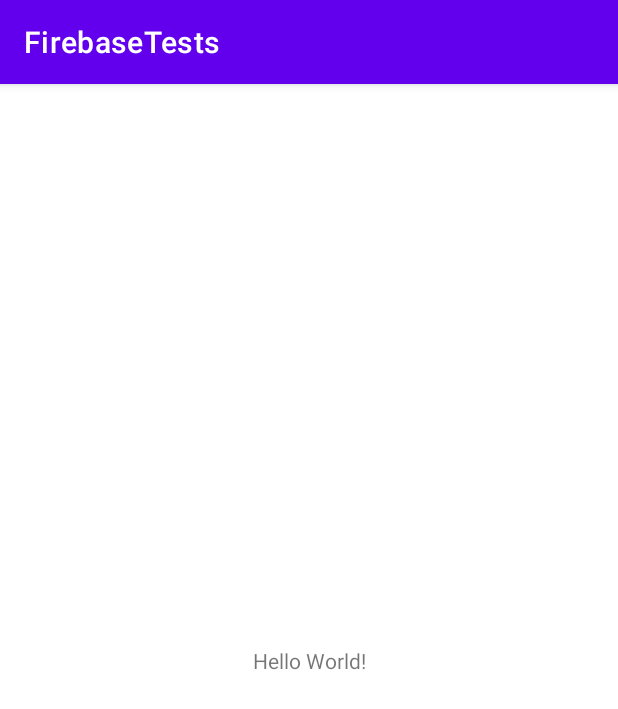
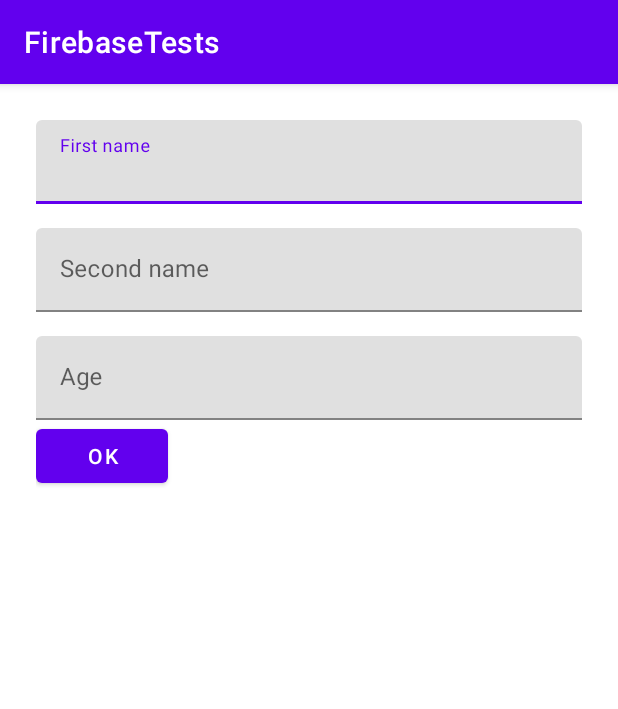
Before and after one commit to ivanDsky/FirebaseTests, an Android app: the screen it shows after launch (MainActivity), on a phone screen of 412 x 824 dp. Shown: the top 709 px of the screen. Run offline under Robolectric (Android 15) with nearby library versions, the phone set to English and light mode, and no system bars.

Commit message:
Added LoginFragment.kt and Firestore dependencies

```diff
--- /dev/null
+++ b/app/src/main/java/ua/zloyhr/firebasetests/LoginFragment.kt
@@ -0,0 +1,7 @@
+package ua.zloyhr.firebasetests
+
+import android.view.Menu
+import androidx.fragment.app.Fragment
+class LoginFragment : Fragment(R.layout.fragment_login) {
+
+}
--- a/app/src/main/res/layout/activity_main.xml
+++ b/app/src/main/res/layout/activity_main.xml
@@ -6,13 +6,15 @@
     android:layout_height="match_parent"
     tools:context=".MainActivity">
 
-    <TextView
-        android:layout_width="wrap_content"
-        android:layout_height="wrap_content"
-        android:text="Hello World!"
-        app:layout_constraintBottom_toBottomOf="parent"
-        app:layout_constraintLeft_toLeftOf="parent"
-        app:layout_constraintRight_toRightOf="parent"
-        app:layout_constraintTop_toTopOf="parent" />
+    <androidx.fragment.app.FragmentContainerView
+    android:id="@+id/fragment_container_view"
+    android:layout_width="0dp"
+    android:layout_height="0dp"
+    android:name="ua.zloyhr.firebasetests.LoginFragment"
+    app:layout_constraintLeft_toLeftOf="parent"
+    app:layout_constraintRight_toRightOf="parent"
+    app:layout_constraintTop_toTopOf="parent"
+    app:layout_constraintBottom_toBottomOf="parent"/>
+
 
 </androidx.constraintlayout.widget.ConstraintLayout>
--- /dev/null
+++ b/app/src/main/res/layout/fragment_login.xml
@@ -0,0 +1,46 @@
+<?xml version="1.0" encoding="utf-8"?>
+<LinearLayout xmlns:android="http://schemas.android.com/apk/res/android"
+    xmlns:tools="http://schemas.android.com/tools"
+    android:layout_width="match_parent"
+    android:layout_height="match_parent"
+    android:orientation="vertical"
+    android:padding="24dp">
+
+    <com.google.android.material.textfield.TextInputLayout
+        android:layout_width="match_parent"
+        android:layout_height="wrap_content"
+        android:layout_marginBottom="16dp">
+
+        <com.google.android.material.textfield.TextInputEditText
+            android:layout_width="match_parent"
+            android:layout_height="wrap_content"
+            android:hint="First name" />
+    </com.google.android.material.textfield.TextInputLayout>
+
+    <com.google.android.material.textfield.TextInputLayout
+        android:layout_width="match_parent"
+        android:layout_height="wrap_content"
+        android:layout_marginBottom="16dp">
+
+
+    <com.google.android.material.textfield.TextInputEditText
+            android:layout_width="match_parent"
+            android:layout_height="wrap_content"
+            android:hint="Second name" />
+    </com.google.android.material.textfield.TextInputLayout>
+
+    <com.google.android.material.textfield.TextInputLayout
+        android:layout_width="match_parent"
+        android:layout_height="wrap_content">
+
+        <com.google.android.material.textfield.TextInputEditText
+            android:layout_width="match_parent"
+            android:layout_height="wrap_content"
+            android:hint="Age" />
+    </com.google.android.material.textfield.TextInputLayout>
+
+    <com.google.android.material.button.MaterialButton
+        android:layout_width="wrap_content"
+        android:layout_height="wrap_content"
+        android:text="OK"/>
+</LinearLayout>
--- a/build.gradle
+++ b/build.gradle
@@ -4,9 +4,14 @@ buildscript {
         google()
         mavenCentral()
     }
+    ext.hilt_version = '2.33-beta'
+    ext.nav_version = '2.3.5'
     dependencies {
         classpath "com.android.tools.build:gradle:7.0.0-alpha14"
         classpath "org.jetbrains.kotlin:kotlin-gradle-plugin:1.4.32"
+        classpath "com.google.dagger:hilt-android-gradle-plugin:$hilt_version"
+        classpath "androidx.navigation:navigation-safe-args-gradle-plugin:$nav_version"
+        classpath 'com.google.gms:google-services:4.3.5'
 
         // NOTE: Do not place your application dependencies here; they belong
         // in the individual module build.gradle files
--- a/settings.gradle
+++ b/settings.gradle
@@ -3,7 +3,6 @@ dependencyResolutionManagement {
     repositories {
         google()
         mavenCentral()
-        jcenter() // Warning: this repository is going to shut down soon
     }
 }
 rootProject.name = "FirebaseTests"
```
Also changed, not shown: app/build.gradle (+49 -1 lines).
